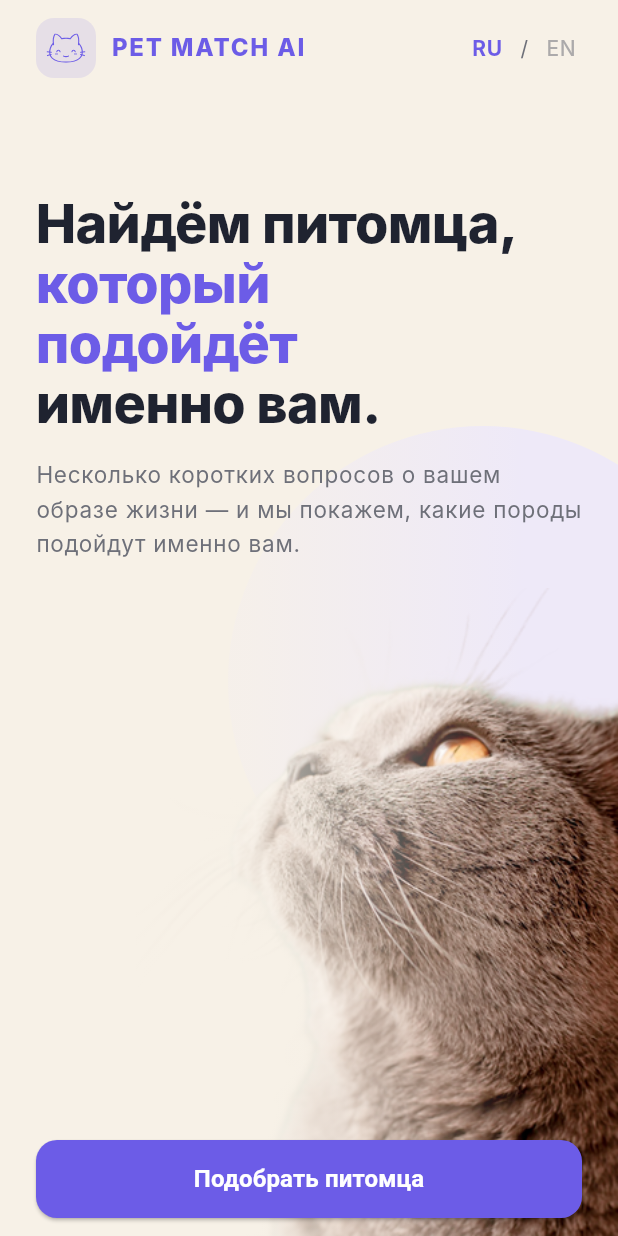
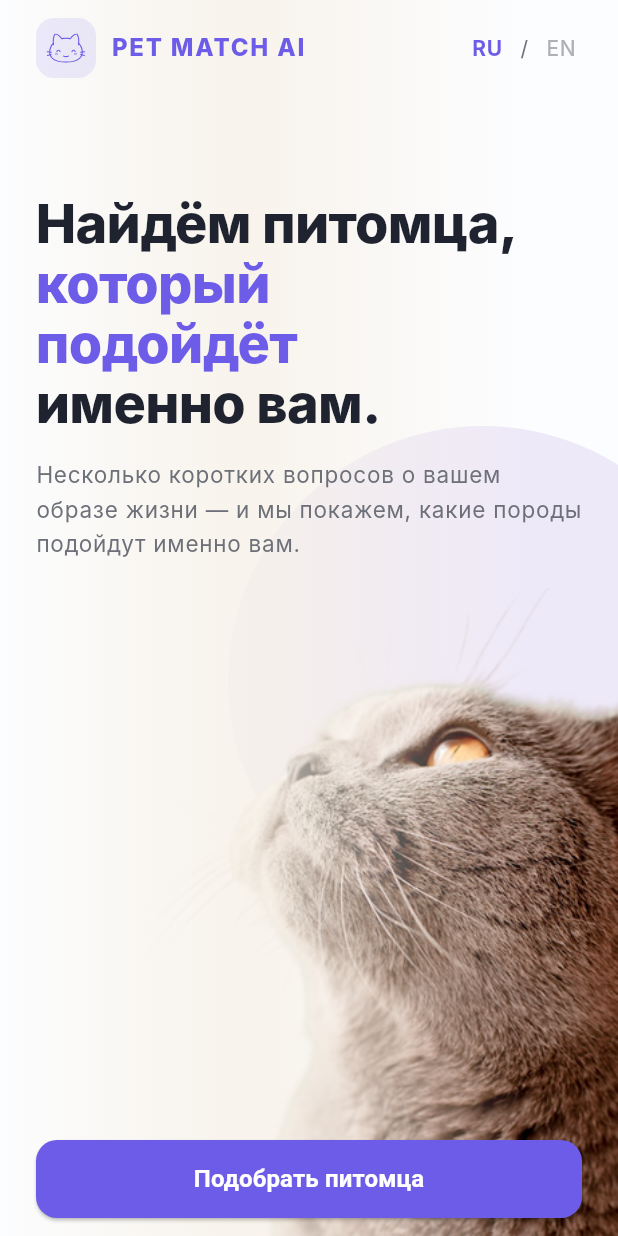
Before and after one commit to unTramp/pet-match-flutter, a Flutter app: the screen it shows after launch, on a phone screen of 412 x 824 dp. Run offline on Flutter 3.47's test engine with Material 3 defaults, Android fonts, the light colour scheme and no system bars; our stand-ins replace cached_network_image, dio, equatable, flutter_bloc, flutter_svg, get_it and 3 more; Roboto replaces fonts that are missing (SF Pro Text).

Commit message:
style(theme): switch to near-white app background palette

```diff
--- a/lib/core/theme/app_colors.dart
+++ b/lib/core/theme/app_colors.dart
@@ -9,15 +9,12 @@ class AppColors {
   static const Color primaryGradientEnd = Color(0xFF5847D1);
   static const Color accent = Color(0xFF00B894);
   static const Color background = Color(0xFFF7F7FB);
-  static const Color cream = Color(0xFFF7F1E7);
+  static const Color cream = Color(0xFFFCFDFF);
   static const Color lavenderTint = Color(0xFFEEE9F8);
-  // Warm off-white вместо чистого #FFFFFF — карточки на cream-фоне
-  // больше не выпадают температурно. Очень субтильный тёплый тон.
-  static const Color surface = Color(0xFFFFFBF3);
+  static const Color surface = Color(0xFFFFFFFF);
   static const Color textPrimary = Color(0xFF1F2330);
   static const Color textSecondary = Color(0xFF6E7079);
-  // Тёплая subtle-граница вместо холодного #E5E7EE — согласована с cream.
-  static const Color border = Color(0xFFECE5D5);
+  static const Color border = Color(0xFFE8EBF3);
   static const Color error = Color(0xFFE74C3C);
   static const Color warning = Color(0xFFF39C12);
   static const Color warningSurface = Color(0xFFFFF6E0);
```
